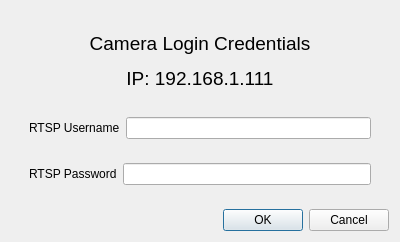
The window that revere/source/rtspcredentials.ui (TroyDL/revere) describes before a commit, drawn with Qt 5.
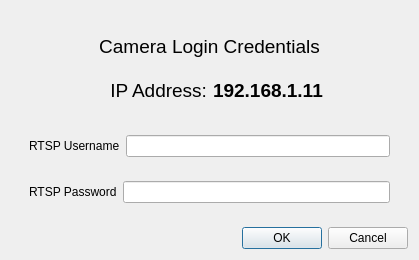
The same window after the commit.

The edit to the form file:
```diff
--- a/revere/source/rtspcredentials.ui
+++ b/revere/source/rtspcredentials.ui
@@ -6,8 +6,8 @@
    <rect>
     <x>0</x>
     <y>0</y>
-    <width>400</width>
-    <height>242</height>
+    <width>419</width>
+    <height>260</height>
    </rect>
   </property>
   <property name="windowTitle">
@@ -36,18 +36,47 @@
           </widget>
          </item>
          <item>
-          <widget class="QLabel" name="camera_ip_label">
+          <widget class="QWidget" name="widget_5" native="true">
            <property name="font">
             <font>
              <pointsize>14</pointsize>
+             <weight>50</weight>
+             <bold>false</bold>
             </font>
            </property>
-           <property name="text">
-            <string>IP: 192.168.1.111</string>
-           </property>
-           <property name="alignment">
-            <set>Qt::AlignCenter</set>
-           </property>
+           <layout class="QHBoxLayout" name="horizontalLayout_3">
+            <item>
+             <widget class="QLabel" name="label_4">
+              <property name="font">
+               <font>
+                <pointsize>14</pointsize>
+                <weight>50</weight>
+                <bold>false</bold>
+               </font>
+              </property>
+              <property name="text">
+               <string>IP Address:</string>
+              </property>
+              <property name="alignment">
+               <set>Qt::AlignRight|Qt::AlignTrailing|Qt::AlignVCenter</set>
+              </property>
+             </widget>
+            </item>
+            <item>
+             <widget class="QLabel" name="ipAddressLabel">
+              <property name="font">
+               <font>
+                <pointsize>14</pointsize>
+                <weight>75</weight>
+                <bold>true</bold>
+               </font>
+              </property>
+              <property name="text">
+               <string>192.168.1.11</string>
+              </property>
+             </widget>
+            </item>
+           </layout>
           </widget>
          </item>
         </layout>
```
Left out of the diff: 41 changed lines with no effect on the pictures.
